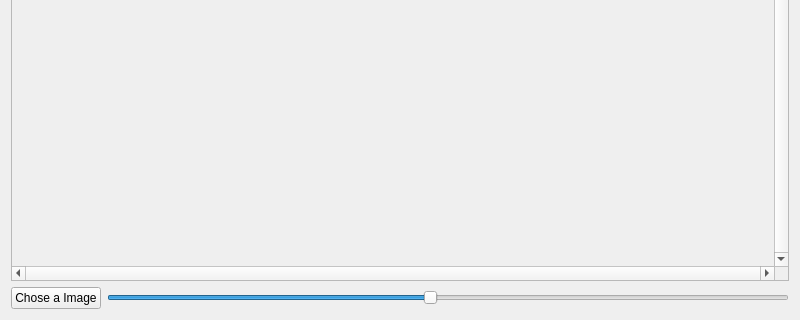
Above: mainwindow.ui from CYLMos/Qt_ImageProcess before the change; both pictures show x 0 to 800 and y 280 to 600 of the 800 by 600 pixel window. Below: the same form after it.
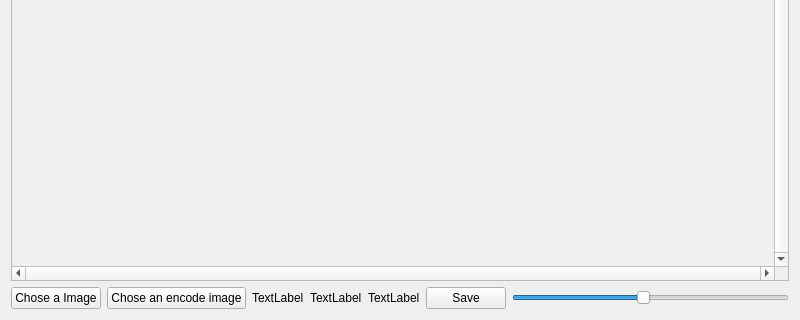
That is the form after the change.

What changed in the file:
```diff
--- a/mainwindow.ui
+++ b/mainwindow.ui
@@ -11,7 +11,7 @@
    </rect>
   </property>
   <property name="windowTitle">
-   <string>MainWindow</string>
+   <string>Image Process</string>
   </property>
   <widget class="QWidget" name="centralWidget">
    <property name="enabled">
@@ -21,7 +21,27 @@
     <set>Qt::ImhHiddenText</set>
    </property>
    <layout class="QGridLayout" name="gridLayout">
-    <item row="0" column="0" colspan="2">
+    <item row="1" column="6">
+     <widget class="QSlider" name="slider_ReSize">
+      <property name="minimum">
+       <number>-9</number>
+      </property>
+      <property name="maximum">
+       <number>10</number>
+      </property>
+      <property name="orientation">
+       <enum>Qt::Horizontal</enum>
+      </property>
+     </widget>
+    </item>
+    <item row="1" column="0">
+     <widget class="QPushButton" name="pb_ChoseImage">
+      <property name="text">
+       <string>Chose a Image</string>
+      </property>
+     </widget>
+    </item>
+    <item row="0" column="0" colspan="7">
      <widget class="QScrollArea" name="scrollArea">
       <property name="verticalScrollBarPolicy">
        <enum>Qt::ScrollBarAlwaysOn</enum>
@@ -68,23 +88,38 @@
       </widget>
      </widget>
     </item>
-    <item row="1" column="0">
-     <widget class="QPushButton" name="pb_ChoseImage">
-      <property name="text">
-       <string>Chose a Image</string>
-      </property>
-     </widget>
-    </item>
     <item row="1" column="1">
-     <widget class="QSlider" name="slider_ReSize">
-      <property name="minimum">
-       <number>-9</number>
+     <widget class="QPushButton" name="pb_ChoseDecodeImage">
+      <property name="text">
+       <string>Chose an encode image</string>
       </property>
-      <property name="maximum">
-       <number>10</number>
+     </widget>
+    </item>
+    <item row="1" column="2">
+     <widget class="QLabel" name="label1">
+      <property name="text">
+       <string>TextLabel</string>
       </property>
-      <property name="orientation">
-       <enum>Qt::Horizontal</enum>
+     </widget>
+    </item>
+    <item row="1" column="3">
+     <widget class="QLabel" name="labe2">
+      <property name="text">
+       <string>TextLabel</string>
+      </property>
+     </widget>
+    </item>
+    <item row="1" column="4">
+     <widget class="QLabel" name="label3">
+      <property name="text">
+       <string>TextLabel</string>
+      </property>
+     </widget>
+    </item>
+    <item row="1" column="5">
+     <widget class="QPushButton" name="pb_Save">
+      <property name="text">
+       <string>Save</string>
       </property>
      </widget>
     </item>
```
